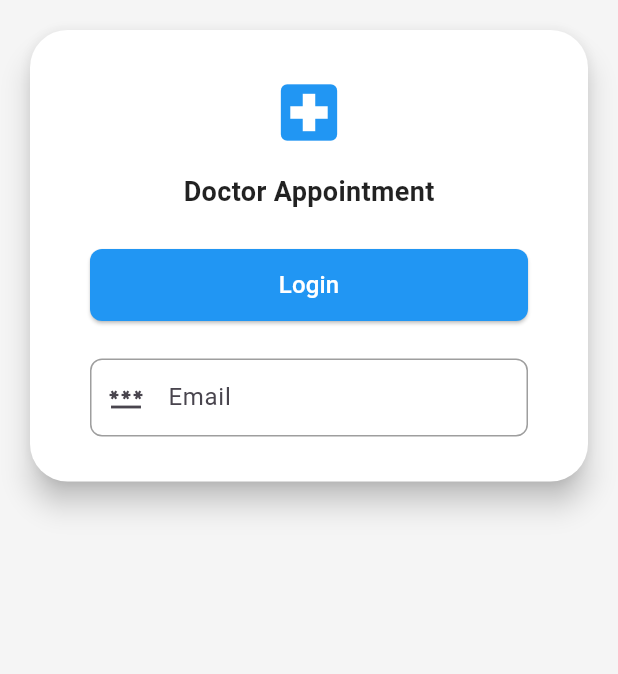
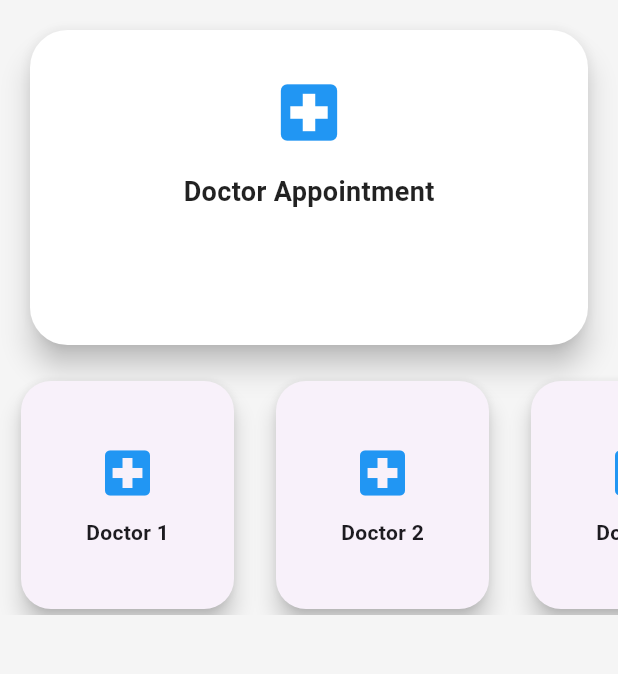
Before and after one commit to saurabhkharade/medi_slot, a Flutter app: the screen it shows after launch, on a phone screen of 412 x 824 dp, the part 84-758 px from its top. Run offline on Flutter 3.47's test engine with Material 3 defaults, Android fonts, the phone set to English and light mode, and no system bars.

Commit message:
dashboard setup

```diff
--- a/lib/Dashboard/dashboard.dart
+++ b/lib/Dashboard/dashboard.dart
@@ -1,6 +1,4 @@
 import 'package:flutter/material.dart';
-import 'package:medi_slot/View/Widgete/common_button.dart';
-import 'package:medi_slot/View/Widgete/common_textfield.dart';
 
 class HomeScreen extends StatefulWidget {
   const HomeScreen({super.key});
@@ -25,6 +23,12 @@ class _HomeScreenState extends State<HomeScreen> {
         ),
       ),
       body: SafeArea(
+        child: Column(
+          children: [
+
+            SizedBox(
+              width: double.infinity,
+              height: 250,
               child: Card(
                 elevation: 8,
                 shape: RoundedRectangleBorder(
@@ -38,8 +42,12 @@ class _HomeScreenState extends State<HomeScreen> {
                     // TODO: Navigate to Appointment Screen
                   },
                   child: Padding(
-              padding: const EdgeInsets.symmetric(vertical: 30, horizontal: 40),
+                    padding: const EdgeInsets.symmetric(
+                      vertical: 30,
+                      horizontal: 40,
+                    ),
                     child: Column(
+                      crossAxisAlignment: CrossAxisAlignment.center,
                       mainAxisSize: MainAxisSize.min,
                       children: [
                         const Icon(
@@ -56,32 +64,53 @@ class _HomeScreenState extends State<HomeScreen> {
                             color: Colors.black87,
                           ),
                         ),
-                  SizedBox(height: 25),
-
-                  CommonButton(
-                    text: "Login",
-                    onPressed: () {
-                      print("Button Clicked");
-                    },
-                  ),
-
-                  SizedBox(height: 25),
-
-                  CommonTextField(
-                    textEditingController: emailController,
-                    hintText: "Enter Email",
-                    labelText: "Email",
-                    textInputType: TextInputType.emailAddress,
-                    isPassword: true,
-                    prefixIcon: const Icon(Icons.password),
-                    maxline: 1,
-                  ),
                       ],
                     ),
                   ),
                 ),
               ),
             ),
+
+            SizedBox(
+              height: 160, // 👈 MUST give height
+              child: ListView.builder(
+                scrollDirection: Axis.horizontal,
+                itemCount: 6,
+                itemBuilder: (context, index) {
+                  return Container(
+                    width: 150,
+                    margin: const EdgeInsets.symmetric(horizontal: 10),
+                    child: Card(
+                      elevation: 6,
+                      shape: RoundedRectangleBorder(
+                        borderRadius: BorderRadius.circular(20),
+                      ),
+                      child: InkWell(
+                        borderRadius: BorderRadius.circular(20),
+                        onTap: () {},
+                        child: Column(
+                          mainAxisAlignment: MainAxisAlignment.center,
+                          children: [
+                            Icon(Icons.local_hospital,
+                                size: 40, color: Colors.blue),
+                            const SizedBox(height: 10),
+                            Text(
+                              "Doctor ${index + 1}",
+                              style: const TextStyle(
+                                  fontWeight: FontWeight.w600),
+                            ),
+                          ],
+                        ),
+                      ),
+                    ),
+                  );
+                },
+              ),
+            )
+
+          ],
+        ),
+      ),
     );
   }
 }
```
Lines whose indentation alone changed are shown as unchanged.
